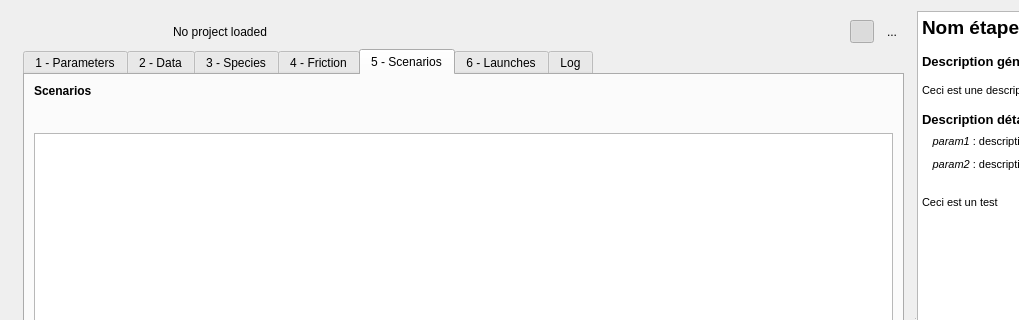
This is ui/miti_connect_dialog_base.ui in MathieuChailloux/MitiConnect as Qt 5 draws it before an edit; both pictures show x 0 to 1019 and y 0 to 320 of the 1137 by 725 pixel window. The edited form follows.
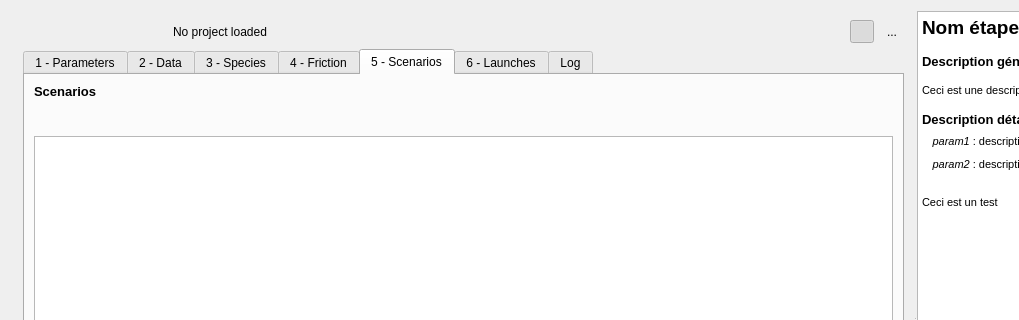
This is the edited form. The open tabs and pages were chosen to show the change. Icons and pictures are not drawn. Custom widgets are drawn as their Qt base class.

The edit to the form file:
```diff
--- a/ui/miti_connect_dialog_base.ui
+++ b/ui/miti_connect_dialog_base.ui
@@ -83,8 +83,8 @@
            <rect>
             <x>0</x>
             <y>0</y>
-            <width>895</width>
-            <height>624</height>
+            <width>903</width>
+            <height>631</height>
            </rect>
           </property>
           <property name="sizePolicy">
@@ -1619,7 +1619,7 @@
                     </property>
                     <property name="font">
                      <font>
-                      <pointsize>9</pointsize>
+                      <pointsize>10</pointsize>
                       <weight>75</weight>
                       <bold>true</bold>
                      </font>
@@ -1640,7 +1640,7 @@
                     <property name="minimumSize">
                      <size>
                       <width>0</width>
-                      <height>23</height>
+                      <height>25</height>
                      </size>
                     </property>
                     <property name="maximumSize">
```
Left out of the diff: 32 changed lines with no effect on the pictures.
